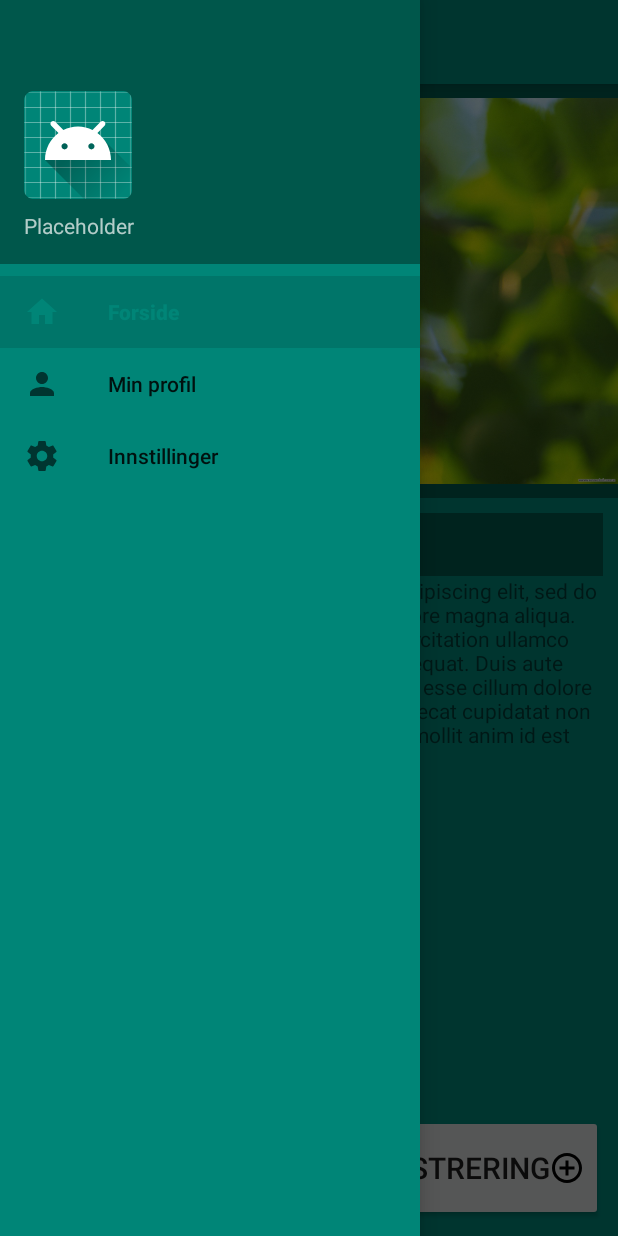
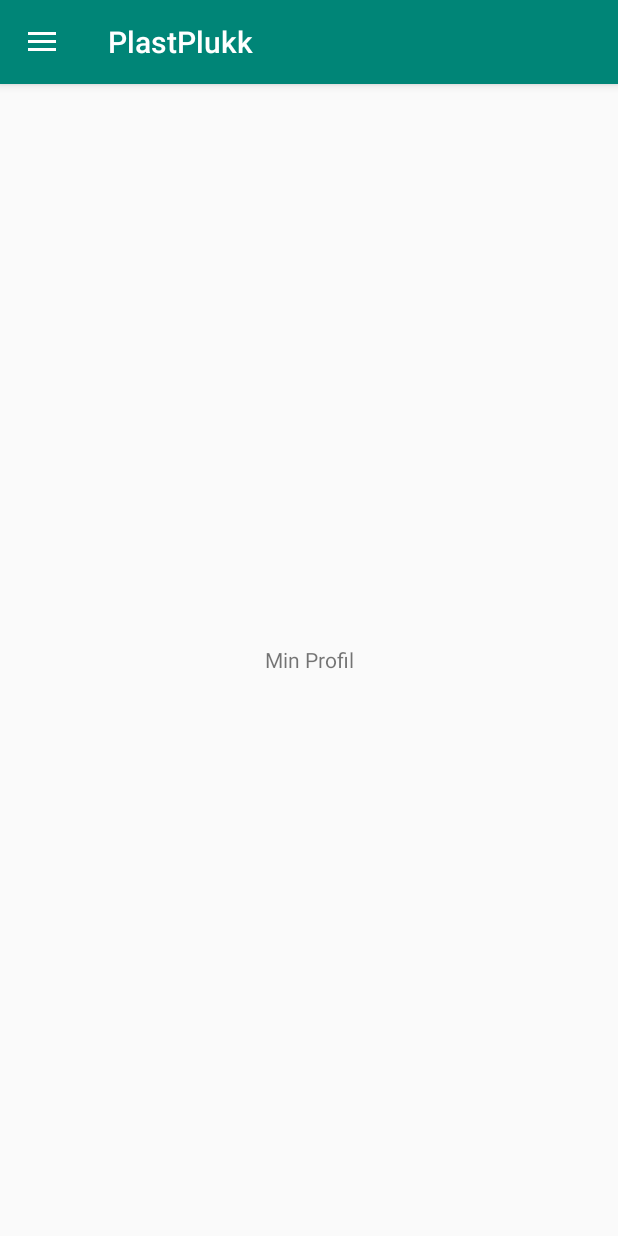
Before and after one commit to Norderud/PlastPlukk, an Android app: the screen it shows after launch (MainActivity), in the side drawer, after a tap on "Min profil", on a phone screen of 412 x 824 dp. Run offline under Robolectric (Android 15) with nearby library versions, the phone set to English and light mode, and no system bars; Roboto replaces fonts that are not available here.

Commit message:
navigation drawer knapper til min profil og innstillinger

```diff
--- a/app/src/main/java/no/usn/plastplukk/plastplukk/MainActivity.java
+++ b/app/src/main/java/no/usn/plastplukk/plastplukk/MainActivity.java
@@ -3,6 +3,7 @@ package no.usn.plastplukk.plastplukk;
 import android.content.Intent;
 import android.support.annotation.NonNull;
 import android.support.design.widget.NavigationView;
+import android.support.v4.view.GravityCompat;
 import android.support.v4.widget.DrawerLayout;
 import android.support.v7.app.ActionBarDrawerToggle;
 import android.support.v7.app.AppCompatActivity;
@@ -49,6 +50,18 @@ public class MainActivity extends AppCompatActivity implements NavigationView.On
 
     @Override
     public boolean onNavigationItemSelected(@NonNull MenuItem menuItem) {
-        return false;
+        switch (menuItem.getItemId()){
+            case R.id.nav_home:
+                getSupportFragmentManager().beginTransaction().replace(R.id.fragment_container, new HomeFragment()).commit();
+                break;
+            case R.id.nav_my_profile:
+                getSupportFragmentManager().beginTransaction().replace(R.id.fragment_container, new MyProfileFragment()).commit();
+                break;
+            case R.id.nav_settings:
+                getSupportFragmentManager().beginTransaction().replace(R.id.fragment_container, new SettingsFragment()).commit();
+                break;
+        }
+        drawer.closeDrawer(GravityCompat.START);
+        return true;
     }
 }
--- /dev/null
+++ b/app/src/main/java/no/usn/plastplukk/plastplukk/MyProfileFragment.java
@@ -0,0 +1,17 @@
+package no.usn.plastplukk.plastplukk;
+
+import android.os.Bundle;
+import android.support.annotation.NonNull;
+import android.support.annotation.Nullable;
+import android.support.v4.app.Fragment;
+import android.view.LayoutInflater;
+import android.view.View;
+import android.view.ViewGroup;
+
+public class MyProfileFragment extends Fragment {
+    @Nullable
+    @Override
+    public View onCreateView(@NonNull LayoutInflater inflater, @Nullable ViewGroup container, @Nullable Bundle savedInstanceState) {
+        return inflater.inflate(R.layout.fragment_my_profile, container, false);
+    }
+}
--- a/app/src/main/res/layout/fragment_home.xml
+++ b/app/src/main/res/layout/fragment_home.xml
@@ -11,49 +11,48 @@
 
     <ImageView
         android:layout_width="match_parent"
-        android:layout_height="0dp"
-        android:layout_gravity="top"
-        android:layout_weight="0.36"
+        android:layout_height="wrap_content"
+        android:adjustViewBounds="true"
+        android:scaleType="fitCenter"
         android:src="@drawable/forside_bilde" />
 
     <LinearLayout
         android:layout_width="match_parent"
         android:layout_height="0dp"
-        android:layout_weight="0.64"
+        android:layout_weight="1"
+        android:background="@color/colorPrimary"
         android:orientation="vertical"
-        android:padding="10dp"
-        android:background="@color/colorPrimary">
+        >
 
         <TextView
             android:layout_width="match_parent"
             android:layout_height="0dp"
-            android:layout_weight="0.06"
+            android:layout_weight="0.08"
+            android:background="@color/colorPrimaryDark"
             android:paddingStart="10dp"
             android:text="Plast Plukk"
-            android:textSize="20sp"
-            android:background="@color/colorPrimaryDark"
-            />
+            android:textSize="20sp" />
 
         <TextView
             android:layout_width="match_parent"
             android:layout_height="0dp"
             android:layout_weight="0.4"
-            android:text="@string/forside_text"
-            />
+            android:padding="10dp"
+            android:text="@string/forside_text" />
 
         <Button
             android:layout_width="wrap_content"
             android:layout_height="wrap_content"
+            android:layout_marginTop="30dp"
+            android:onClick="openKamera"
             android:text="Åpne kamera"
-            android:layout_marginTop="30dp"
-            android:textSize="20dp"
-            android:onClick="openKamera"
-            />
+            android:textSize="20dp" />
+
         <Button
             android:layout_width="wrap_content"
             android:layout_height="0dp"
+            android:layout_gravity="end"
             android:layout_weight="0.1"
-            android:layout_gravity="end"
             android:drawableEnd="@drawable/ic_add_circle"
             android:onClick="registrerPlast"
             android:text="Ny registrering"
--- /dev/null
+++ b/app/src/main/res/layout/fragment_my_profile.xml
@@ -0,0 +1,14 @@
+<?xml version="1.0" encoding="utf-8"?>
+<LinearLayout xmlns:android="http://schemas.android.com/apk/res/android"
+    android:layout_width="match_parent"
+    android:layout_height="match_parent"
+    android:orientation="vertical">
+
+    <TextView
+        android:layout_width="match_parent"
+        android:layout_height="match_parent"
+        android:gravity="center"
+        android:text="Min Profil"
+        />
+
+</LinearLayout>
--- a/app/src/main/res/menu/drawer_menu.xml
+++ b/app/src/main/res/menu/drawer_menu.xml
@@ -8,7 +8,7 @@
             android:icon="@drawable/ic_home"
             android:title="Forside" />
         <item
-            android:id="@+id/nav_myProfile"
+            android:id="@+id/nav_my_profile"
             android:icon="@drawable/ic_my_profile"
             android:title="Min profil" />
         <item
```
Also changed, not shown: app/src/main/java/no/usn/plastplukk/plastplukk/SettingsFragment.java (added, +17 -0 lines), app/src/main/res/layout/fragment_settings.xml (added, +14 -0 lines).
